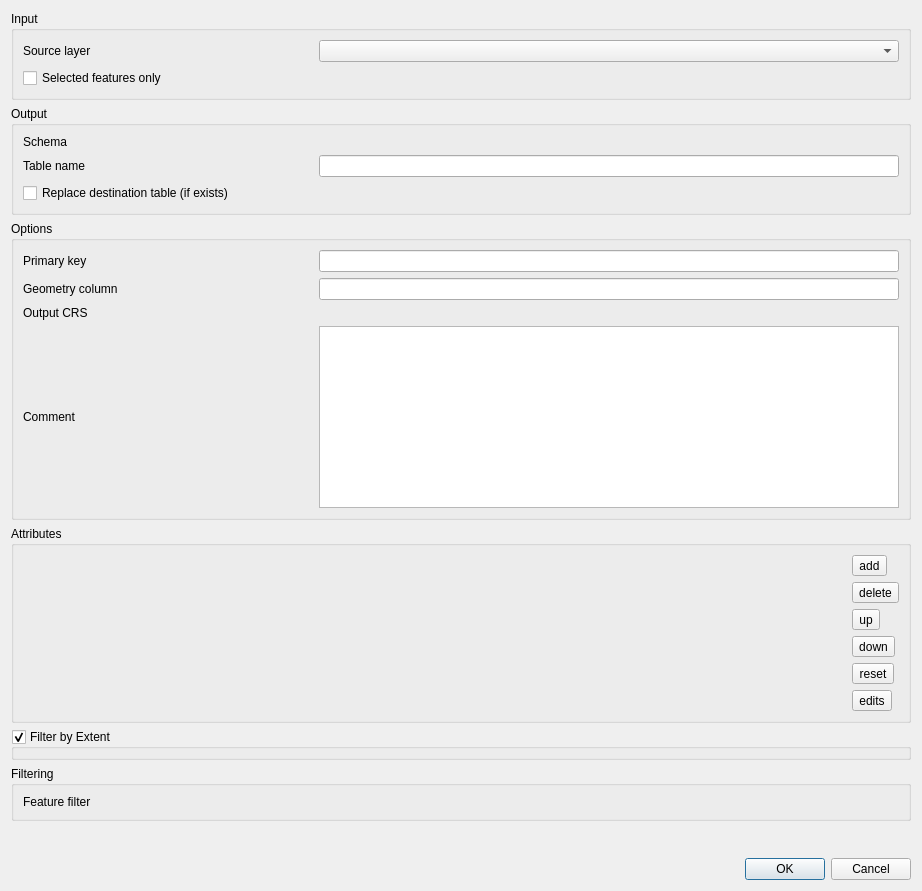
The window that src/ui/qgsdbimportvectorlayerdialog.ui (qgis/QGIS) describes before a commit, drawn with Qt 5.
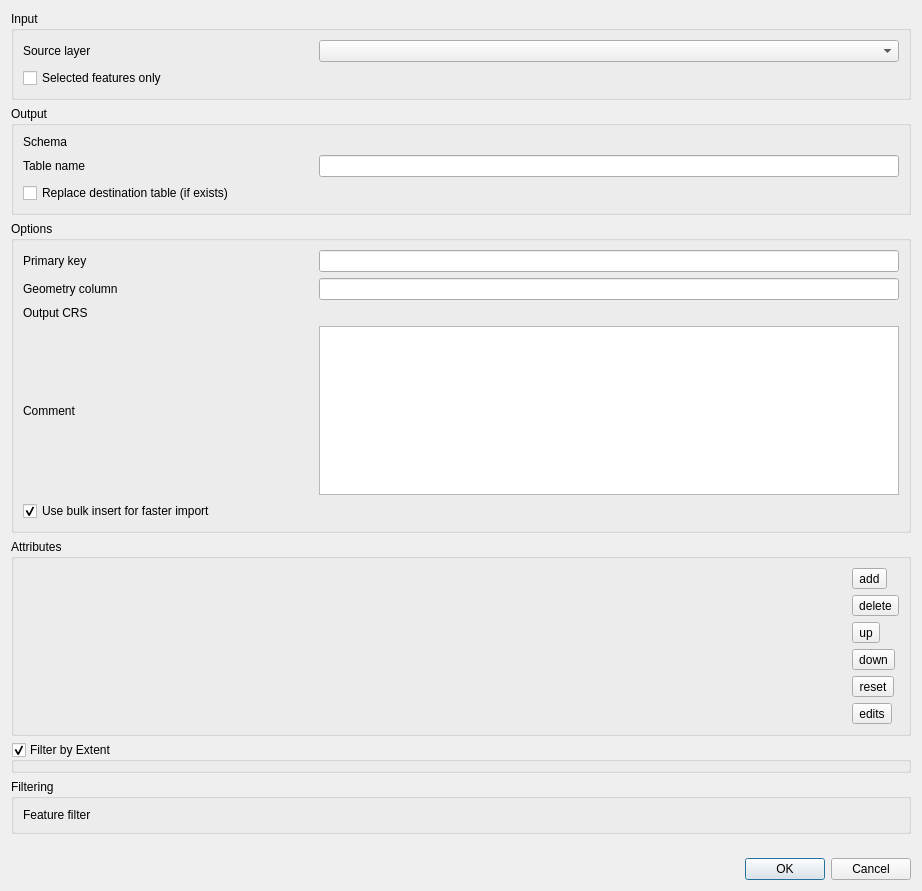
The same window after the commit. Icons and pictures are not drawn. Custom widgets are drawn as their Qt base class.

```diff
--- a/src/ui/qgsdbimportvectorlayerdialog.ui
+++ b/src/ui/qgsdbimportvectorlayerdialog.ui
@@ -145,6 +145,19 @@
         </property>
        </widget>
       </item>
+      <item row="4" column="0" colspan="2">
+       <widget class="QCheckBox" name="mChkBulkInsert">
+        <property name="toolTip">
+         <string>Insert features using the database's bulk insert mechanism (e.g. PostgreSQL COPY), which is significantly faster than individual INSERT statements for large layers.</string>
+        </property>
+        <property name="text">
+         <string>Use bulk insert for faster import</string>
+        </property>
+        <property name="checked">
+         <bool>true</bool>
+        </property>
+       </widget>
+      </item>
      </layout>
     </widget>
    </item>
```
Left out of the diff: 1 changed line with no effect on the pictures.
